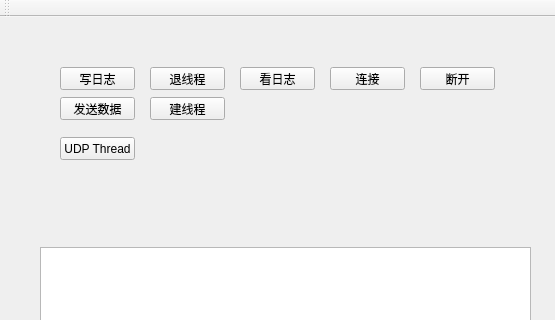
The window that FuturePmsSolution/PlatformCentralClient/mainwindow.ui (Anne081031/WinParkUI) describes before a commit, drawn with Qt 5; both pictures show x 0 to 555 and y 0 to 320 of the 555 by 557 pixel window.
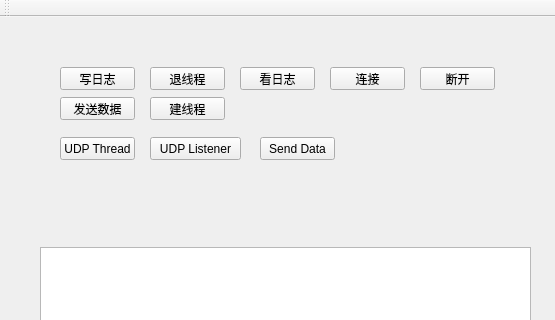
The same window after the commit.

Patch:
```diff
--- a/FuturePmsSolution/PlatformCentralClient/mainwindow.ui
+++ b/FuturePmsSolution/PlatformCentralClient/mainwindow.ui
@@ -138,6 +138,32 @@
      <string>UDP Thread</string>
     </property>
    </widget>
+   <widget class="QPushButton" name="pushButton_9">
+    <property name="geometry">
+     <rect>
+      <x>150</x>
+      <y>120</y>
+      <width>91</width>
+      <height>23</height>
+     </rect>
+    </property>
+    <property name="text">
+     <string>UDP Listener</string>
+    </property>
+   </widget>
+   <widget class="QPushButton" name="pushButton_10">
+    <property name="geometry">
+     <rect>
+      <x>260</x>
+      <y>120</y>
+      <width>75</width>
+      <height>23</height>
+     </rect>
+    </property>
+    <property name="text">
+     <string>Send Data</string>
+    </property>
+   </widget>
   </widget>
   <widget class="QMenuBar" name="menuBar">
    <property name="geometry">
```
